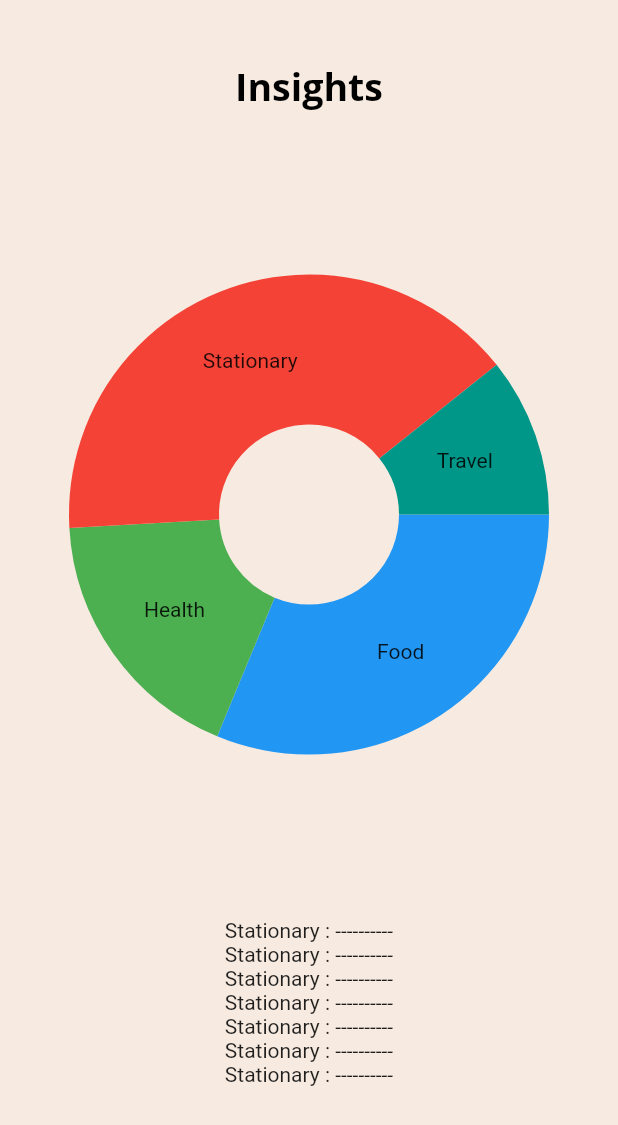
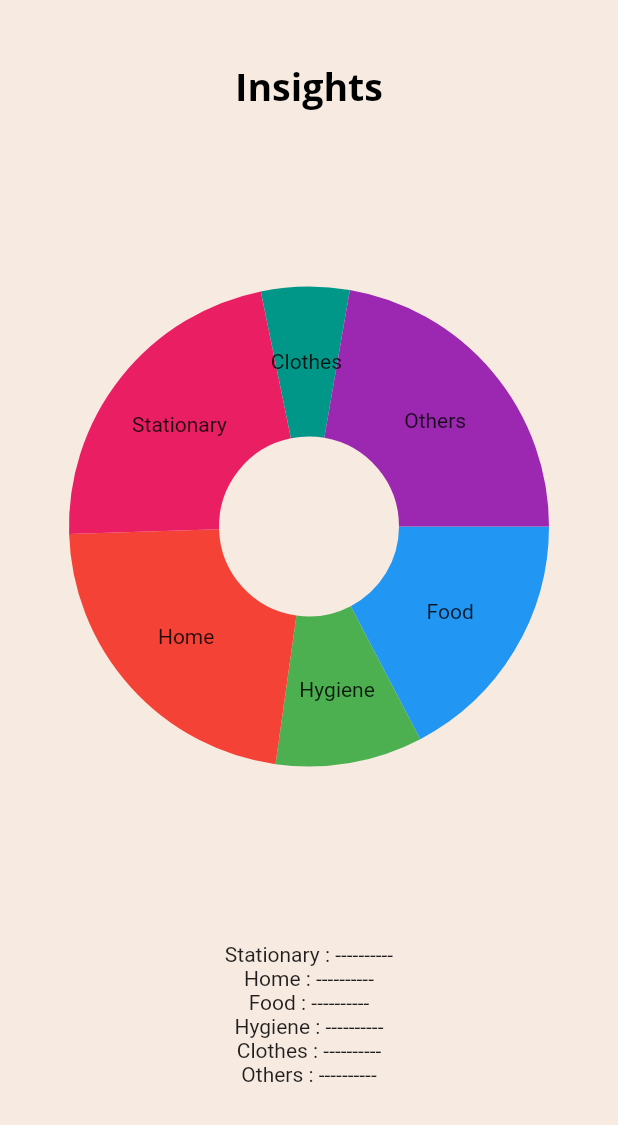
Before and after one commit to VedantRawale/FinTrack_S-The-Advanced-Expense-Tracking-Flutter-Application, a Flutter app: the PieHome screen opened directly, on a phone screen of 412 x 824 dp. Shown: the top 1125 px of the screen. Run offline on Flutter 3.47's test engine with Material 2 defaults, Android fonts, the phone set to English and light mode, and no system bars; drawn by our look-alikes of fl_chart; our stand-ins replace animated_text_kit, firebase_auth, firebase_core, firebase_database, flutter_local_notifications, flutter_svg and 5 more; missing offline and left inert: telephony; accounts and stored records are empty.

```diff
--- a/lib/PieChart/piechart.dart
+++ b/lib/PieChart/piechart.dart
@@ -2,47 +2,111 @@ import 'package:flutter/material.dart';
 import 'package:fl_chart/fl_chart.dart';
 
 class PChart extends StatefulWidget {
-  const PChart({super.key});
+  const PChart({Key? key}) : super(key: key);
 
   @override
-  State<PChart> createState() => _PChartState();
+  _PChartState createState() => _PChartState();
 }
 
 class _PChartState extends State<PChart> {
-  @override
-  Widget build(BuildContext context) {
-    final List<PieChartSectionData> pieCharSections = [
+  List<PieChartSectionData> pieCharSections = [
     PieChartSectionData(
       value: 35,
       color: Colors.blue,
       title: 'Food',
-        radius : 100,
+      radius: 100,
     ),
     PieChartSectionData(
       value: 20,
       color: Colors.green,
-        title: 'Health',
-        radius : 100,
+      title: 'Hygiene',
+      radius: 100,
     ),
     PieChartSectionData(
       value: 45,
       color: Colors.red,
+      title: 'Home',
+      radius: 100,
+    ),
+    PieChartSectionData(
+      value: 45,
+      color: Colors.pink,
       title: 'Stationary',
-        radius : 100,
+      radius: 100,
     ),
     PieChartSectionData(
       value: 12,
       color: Colors.teal,
-        title: "Travel",
-        radius : 100,
-      )
+      title: "Clothes",
+      radius: 100,
+    ),
+    PieChartSectionData(
+      value: 45,
+      color: Colors.purple,
+      title: 'Others',
+      radius: 100,
+    ),
   ];
-    final PieChartData pieChartData = PieChartData(
+
+  late PieChartData pieChartData;
+
+  @override
+  void initState() {
+    super.initState();
+    pieChartData = PieChartData(
       sections: pieCharSections,
       sectionsSpace: 0,
       centerSpaceRadius: 60,
     );
+  }
 
+  // Function to update the PieChart data based on API response
+  void updatePieChart(List<double> values) {
+    setState(() {
+      for (int i = 0; i < values.length; i++) {
+        pieCharSections[i] = PieChartSectionData(
+          value: values[i],
+          color: pieCharSections[i].color,
+          title: pieCharSections[i].title,
+          radius: 100,
+        );
+      }
+      pieChartData = PieChartData(
+        sections: pieCharSections,
+        sectionsSpace: 0,
+        centerSpaceRadius: 60,
+      );
+    });
+  }
+
+  // Example function to simulate fetching data from Firebase
+  Future<List<double>> fetchTransactionData() async {
+    // Replace this with your actual logic to fetch data from Firebase
+    // and calculate the values for each category
+    await Future.delayed(
+        const Duration(seconds: 2)); // Simulating async data fetch
+    List<double> values = [
+      40,
+      25,
+      35,
+      20,
+      15,
+      30
+    ]; // Replace with actual values
+    return values;
+  }
+
+  // Fetch data and update the PieChart
+  Future<void> fetchDataAndRefreshChart() async {
+    // Fetch data from Firebase
+    List<double> firebaseValues = await fetchTransactionData();
+
+    // Update the PieChart with the new values
+    updatePieChart(firebaseValues);
+  }
+
+  @override
+  Widget build(BuildContext context) {
     return PieChart(pieChartData);
   }
 }
--- a/lib/PieChart/piehome.dart
+++ b/lib/PieChart/piehome.dart
@@ -34,12 +34,12 @@ class _PieHomeState extends State<PieHome> {
             ),
             const Expanded(child: PChart()),
             const Text("Stationary : ----------"),
-            const Text("Stationary : ----------"),
-            const Text("Stationary : ----------"),
-            const Text("Stationary : ----------"),
-            const Text("Stationary : ----------"),
-            const Text("Stationary : ----------"),
-            const Text("Stationary : ----------"),
+            const Text("Home : ----------"),
+            const Text("Food : ----------"),
+            const Text("Hygiene : ----------"),
+            const Text("Clothes : ----------"),
+            const Text("Others : ----------"),
+
             SizedBox(height: 100),
           ],
         ));
```
Also changed, not shown: lib/Homepage/ThreeButtons/addtransaction.dart (+9 -3 lines), lib/Login/components/login_form.dart (+8 -5 lines), lib/Services/addProduct.dart (added, +42 -0 lines), lib/Services/firebase_services.dart (+22 -0 lines), lib/Services/sms_services.dart (+7 -66 lines), lib/drawer/components/alltransactions/listoftransactions.dart (+19 -7 lines), 7 other files. Lines whose indentation alone changed are shown as unchanged.
